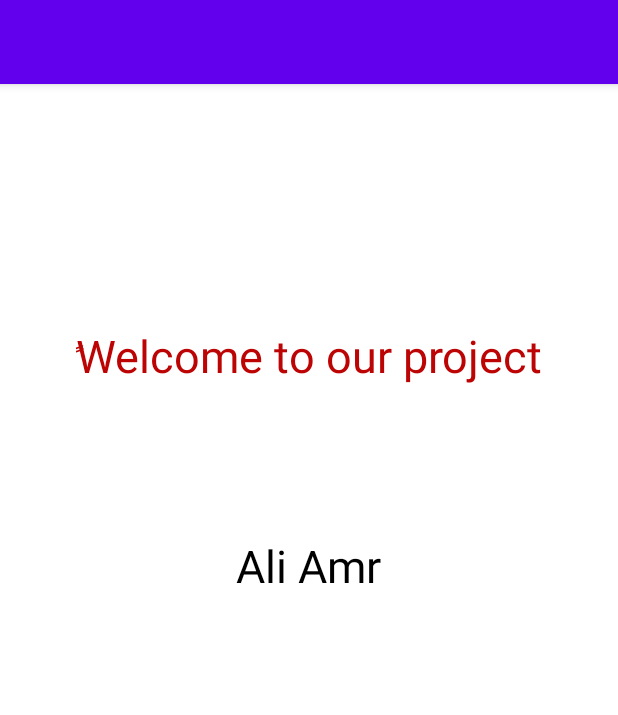
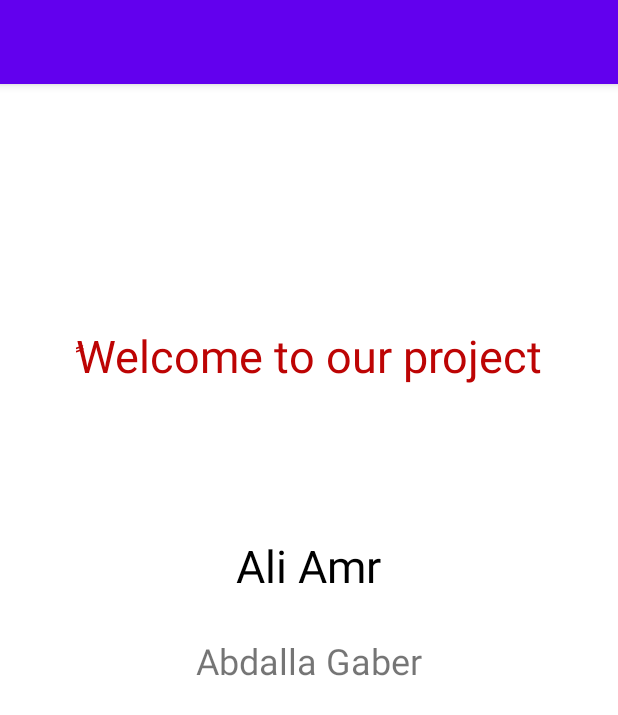
Before and after one commit to abdallagaber/Tech_Zone_APP, an Android app: the screen it shows after launch (MainActivity), on a phone screen of 412 x 824 dp. Shown: the top 715 px of the screen. Run offline under Robolectric (Android 15) with nearby library versions, the light colour scheme and no system bars.

Commit message:
add my name

```diff
--- a/app/src/main/res/layout/activity_main.xml
+++ b/app/src/main/res/layout/activity_main.xml
@@ -7,6 +7,7 @@
     tools:context=".MainActivity">
 
     <TextView
+        android:id="@+id/textView3"
         android:layout_width="wrap_content"
         android:layout_height="wrap_content"
         android:text="ًWelcome to our project"
@@ -32,4 +33,15 @@
         app:layout_constraintTop_toTopOf="parent"
         app:layout_constraintVertical_bias="0.413" />
 
+    <TextView
+        android:id="@+id/textView2"
+        android:layout_width="wrap_content"
+        android:layout_height="wrap_content"
+        android:text="Abdalla Gaber"
+        android:textSize="24sp"
+        app:layout_constraintBottom_toBottomOf="parent"
+        app:layout_constraintEnd_toEndOf="parent"
+        app:layout_constraintStart_toStartOf="parent"
+        app:layout_constraintTop_toTopOf="parent" />
+
 </androidx.constraintlayout.widget.ConstraintLayout>
```
